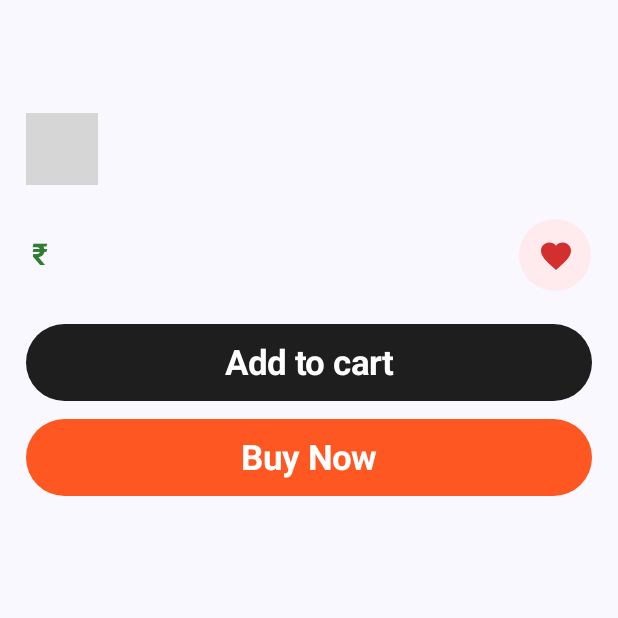
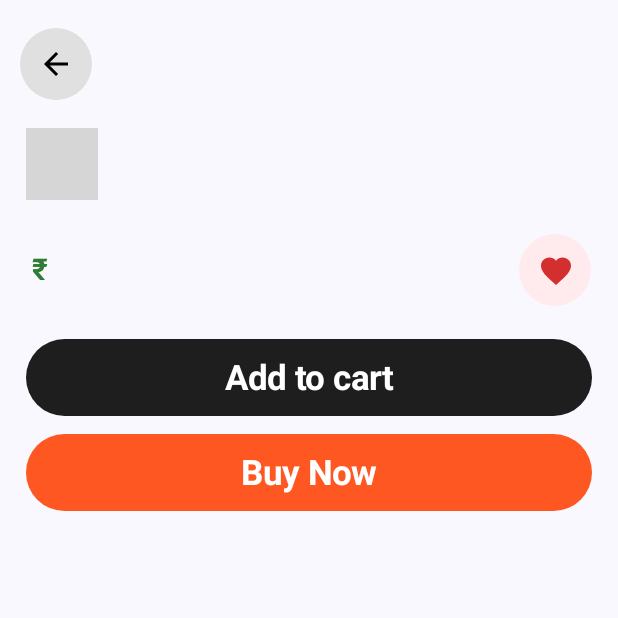
Before and after one commit to astronix1/Shopzi, an Android app built with Jetpack Compose: the composable ProductDetailsPage called with empty values, on a phone screen of 412 x 824 dp, the top half of it. Run offline under Robolectric (Android 15) with nearby library versions, the light colour scheme and no system bars; our stand-ins replace Firebase (no records; nobody signed in at launch, a user with empty details on screens opened directly); libraries missing offline, so code that uses them is left out: com.tbuonomo.viewpagerdotsindicator; 10 statements that could not run were skipped; grey boxes are pictures that could not be loaded.

Commit message:
minor imporvement, back button added on page

```diff
--- a/app/src/main/java/com/example/shopzi/MainActivity.kt
+++ b/app/src/main/java/com/example/shopzi/MainActivity.kt
@@ -32,7 +32,7 @@ import com.google.firebase.firestore.firestore
         firestore.firestoreSettings = settings
         enableEdgeToEdge()
         setContent {
-            ShopziTheme {
+            ShopziTheme(darkTheme = false) {
                 Scaffold(modifier = Modifier.fillMaxSize()) { innerPadding ->
                     AppNavigation(Modifier.padding(innerPadding))
                 }
--- a/app/src/main/java/com/example/shopzi/pages/ProductDetailsPage.kt
+++ b/app/src/main/java/com/example/shopzi/pages/ProductDetailsPage.kt
@@ -9,6 +9,7 @@ import androidx.compose.foundation.layout.fillMaxWidth
 import androidx.compose.foundation.layout.height
 import androidx.compose.foundation.layout.padding
 import androidx.compose.foundation.layout.size
+import androidx.compose.foundation.layout.width
 import androidx.compose.foundation.pager.HorizontalPager
 import androidx.compose.foundation.pager.rememberPagerState
 import androidx.compose.foundation.rememberScrollState
@@ -16,6 +17,8 @@ import androidx.compose.foundation.shape.CircleShape
 import androidx.compose.foundation.shape.RoundedCornerShape
 import androidx.compose.foundation.verticalScroll
 import androidx.compose.material.icons.Icons
+import androidx.compose.material.icons.automirrored.filled.ArrowBack
+import androidx.compose.material.icons.filled.ArrowBack
 import androidx.compose.material.icons.filled.Favorite
 import androidx.compose.material.icons.filled.ShoppingCart
 import androidx.compose.material3.Button
@@ -37,8 +40,10 @@ import androidx.compose.ui.graphics.Color
 import androidx.compose.ui.text.font.FontWeight
 import androidx.compose.ui.text.style.TextDecoration
 import androidx.compose.ui.unit.dp
+
 import androidx.compose.ui.unit.sp
 import coil.compose.AsyncImage
+import com.example.shopzi.GlobalNavigation
 import com.example.shopzi.model.ProductModel
 import com.google.firebase.Firebase
 import com.google.firebase.firestore.firestore
@@ -74,11 +79,33 @@ fun ProductDetailsPage(modifier: Modifier = Modifier, productId: String) {
             .verticalScroll(rememberScrollState())
     )
     {
-        Text(text = product.title,
-            fontWeight = FontWeight.Bold,
-            fontSize = 20.sp,
-            modifier = Modifier.padding(8.dp)
+        Row(
+            modifier = Modifier.height(50.dp).fillMaxWidth(),
+            verticalAlignment = Alignment.CenterVertically
+        ){
+
+            IconButton( onClick = {
+                GlobalNavigation.navController.popBackStack()
+            },
+                modifier = Modifier
+                    .size(40.dp)
+                    .clip(CircleShape)
+                    .background(Color(0xFFE0E0E0))
+            ) {
+                Icon(
+                    imageVector = Icons.AutoMirrored.Filled.ArrowBack,
+                    contentDescription = "Back",
+                    tint = Color.Black,
+                    modifier = Modifier.size(24.dp)
+                )
+            }
+            Spacer(modifier = Modifier.width(13.dp))
+            Text(text = product.title,
+                fontWeight = FontWeight.Bold,
+                fontSize = 20.sp,
+                modifier = Modifier.padding(8.dp)
             )
+        }
 
         Spacer(modifier = Modifier.height(8.dp))
 
```
Also changed, not shown: app/src/main/java/com/example/shopzi/pages/CategoryProductPage.kt (+66 -1 lines).
